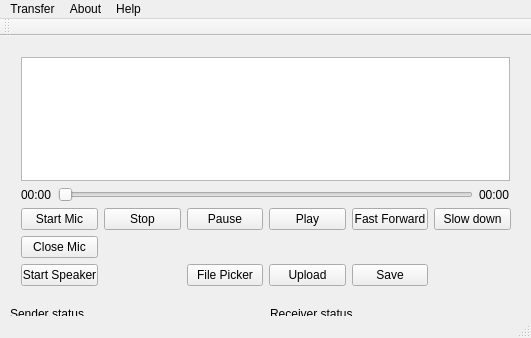
julianafrench/CommAudio, file mainwindow.ui: the form before one commit.
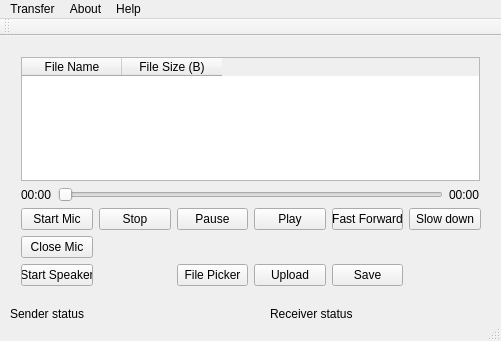
The form after the commit.

Commit message: Table widget displaying file name and file size done

```diff
--- a/mainwindow.ui
+++ b/mainwindow.ui
@@ -6,8 +6,8 @@
    <rect>
     <x>0</x>
     <y>0</y>
-    <width>531</width>
-    <height>338</height>
+    <width>501</width>
+    <height>341</height>
    </rect>
   </property>
   <property name="maximumSize">
@@ -25,43 +25,12 @@
      <rect>
       <x>10</x>
       <y>10</y>
-      <width>511</width>
+      <width>481</width>
       <height>251</height>
      </rect>
     </property>
     <layout class="QGridLayout" name="gridLayout_2">
      <item row="2" column="0">
-      <layout class="QGridLayout" name="gridLayout_3">
-       <item row="0" column="0">
-        <widget class="QLabel" name="SongProgressLabel">
-         <property name="text">
-          <string>00:00</string>
-         </property>
-        </widget>
-       </item>
-       <item row="0" column="1">
-        <widget class="QSlider" name="SongProgressSlider">
-         <property name="maximum">
-          <number>100</number>
-         </property>
-         <property name="orientation">
-          <enum>Qt::Horizontal</enum>
-         </property>
-        </widget>
-       </item>
-       <item row="0" column="2">
-        <widget class="QLabel" name="SongDurationLabel">
-         <property name="text">
-          <string>00:00</string>
-         </property>
-        </widget>
-       </item>
-      </layout>
-     </item>
-     <item row="0" column="0">
-      <widget class="QListWidget" name="listWidget"/>
-     </item>
-     <item row="3" column="0">
       <layout class="QGridLayout" name="gridLayout">
        <item row="3" column="0">
         <widget class="QPushButton" name="StartSpeakerButton">
@@ -155,6 +124,48 @@
        </item>
       </layout>
      </item>
+     <item row="1" column="0">
+      <layout class="QGridLayout" name="gridLayout_3">
+       <item row="1" column="1">
+        <widget class="QSlider" name="SongProgressSlider">
+         <property name="maximum">
+          <number>100</number>
+         </property>
+         <property name="orientation">
+          <enum>Qt::Horizontal</enum>
+         </property>
+        </widget>
+       </item>
+       <item row="1" column="0">
+        <widget class="QLabel" name="SongProgressLabel">
+         <property name="text">
+          <string>00:00</string>
+         </property>
+        </widget>
+       </item>
+       <item row="1" column="2">
+        <widget class="QLabel" name="SongDurationLabel">
+         <property name="text">
+          <string>00:00</string>
+         </property>
+        </widget>
+       </item>
+       <item row="0" column="0" colspan="3">
+        <widget class="QTableWidget" name="tableWidget">
+         <column>
+          <property name="text">
+           <string>File Name</string>
+          </property>
+         </column>
+         <column>
+          <property name="text">
+           <string>File Size (B)</string>
+          </property>
+         </column>
+        </widget>
+       </item>
+      </layout>
+     </item>
     </layout>
    </widget>
    <widget class="QLabel" name="SenderStatusLabel">
@@ -189,7 +200,7 @@
     <rect>
      <x>0</x>
      <y>0</y>
-     <width>531</width>
+     <width>501</width>
      <height>21</height>
     </rect>
    </property>
```
Left out of the diff: 62 changed lines with no effect on the pictures. The commit also changes 2 other files.
